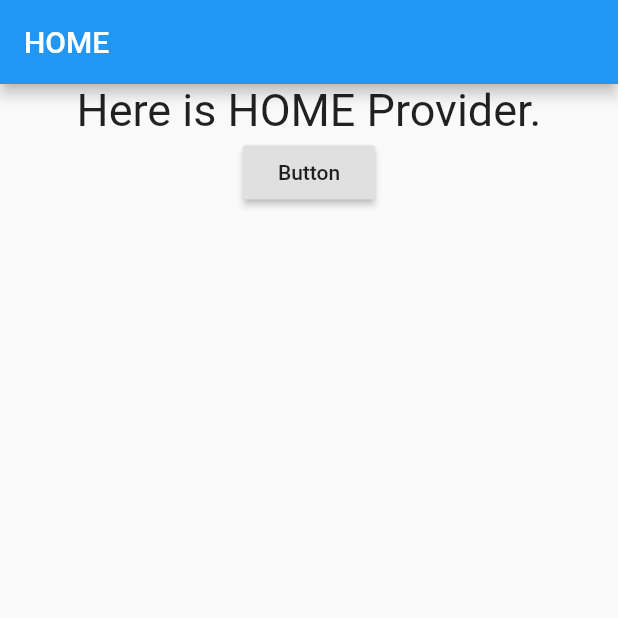
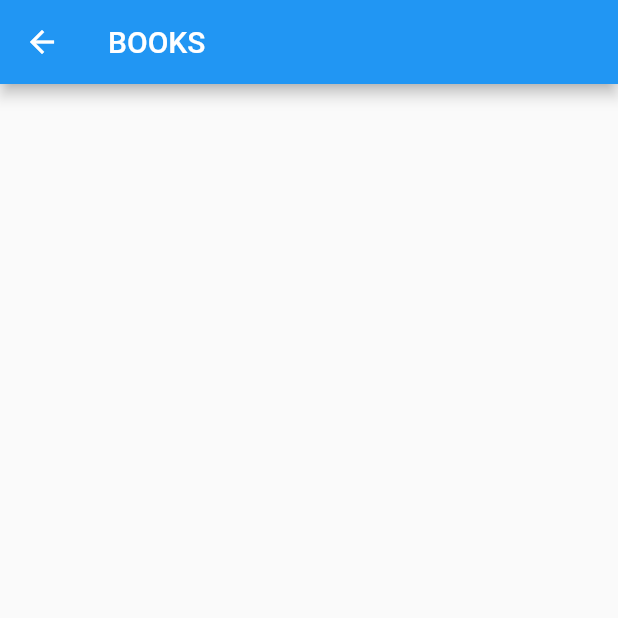
Before and after one commit to KoheiNakaya/flutflut, a Flutter app: the screen it shows after launch, after a tap on "Button", on a phone screen of 412 x 824 dp, the top half of it. Run offline on Flutter 3.47's test engine with Material 2 defaults, Android fonts, the phone set to English and light mode, and no system bars; our stand-ins replace cloud_firestore; accounts and stored records are empty.

Commit message:
force commit

```diff
--- /dev/null
+++ b/lib/book.dart
@@ -0,0 +1,5 @@
+class Book {
+  Book(this.title);
+
+  String title;
+}
--- /dev/null
+++ b/lib/book_list_model.dart
@@ -0,0 +1,14 @@
+import 'package:cloud_firestore/cloud_firestore.dart';
+import 'package:flutflut/book.dart';
+import 'package:flutter/material.dart';
+
+class BookListModel extends ChangeNotifier {
+  List<Book> books = [];
+
+  Future fetchBooks() async {
+    final docs = await Firestore.instance.collection('books').getDocuments();
+    final books = docs.documents.map((doc) => Book(doc['title'])).toList();
+    this.books = books;
+    notifyListeners();
+  }
+}
--- /dev/null
+++ b/lib/book_list_page.dart
@@ -0,0 +1,35 @@
+import 'package:cloud_firestore/cloud_firestore.dart';
+import 'package:flutflut/book_list_model.dart';
+import 'package:flutter/material.dart';
+import 'package:provider/provider.dart';
+
+class BookListPage extends StatelessWidget {
+  @override
+  Widget build(BuildContext context) {
+    return ChangeNotifierProvider<BookListModel>(
+      create: (_) => BookListModel()..fetchBooks(),
+      child: Scaffold(
+        appBar: AppBar(
+          title: Text('BOOKS'),
+        ),
+        body: Consumer<BookListModel>(
+          builder: (context, model, child) {
+            final books = model.books;
+            final listTiles = books
+                .map(
+                  (book) => ListTile(
+                    title: Text(
+                      book.title,
+                    ),
+                  ),
+                )
+                .toList();
+            return ListView(
+              children: listTiles,
+            );
+          },
+        ),
+      ),
+    );
+  }
+}
--- a/lib/main.dart
+++ b/lib/main.dart
@@ -1,3 +1,4 @@
+import 'package:flutflut/book_list_page.dart';
 import 'package:flutflut/main_model.dart';
 import 'package:flutter/material.dart';
 import 'package:provider/provider.dart';
@@ -32,7 +33,10 @@ class MyApp extends StatelessWidget {
                     child: Text('Button'),
                     onPressed: () {
                       // ボタンを押すと反応
-                        model.changeHomeText();
+                      Navigator.push(
+                        context,
+                        MaterialPageRoute(builder: (context) => BookListPage()),
+                      );
                     },
                   ),
                 ],
--- a/lib/main_model.dart
+++ b/lib/main_model.dart
@@ -1,11 +1,10 @@
 import 'package:flutter/material.dart';
 
 class MainModel extends ChangeNotifier {
-  String homeText = 'Here is HOME';
+  String homeText = 'HOME2';
 
-  void changeHomeText(){
-    homeText = 'Here is HOME Provider.';
+  void changeHomeText() {
+    homeText = 'New Home PP';
     notifyListeners();
   }
-
 }
--- a/pubspec.yaml
+++ b/pubspec.yaml
@@ -13,6 +13,8 @@ dependencies:
     sdk: flutter
   cupertino_icons: ^0.1.3
   provider: ^4.1.3
+  firebase_core: ^0.4.5
+  cloud_firestore: ^0.13.7
 
 dev_dependencies:
   flutter_test:
```
Also changed, not shown: pubspec.lock, 4 other files. Lines whose indentation alone changed are shown as unchanged.
